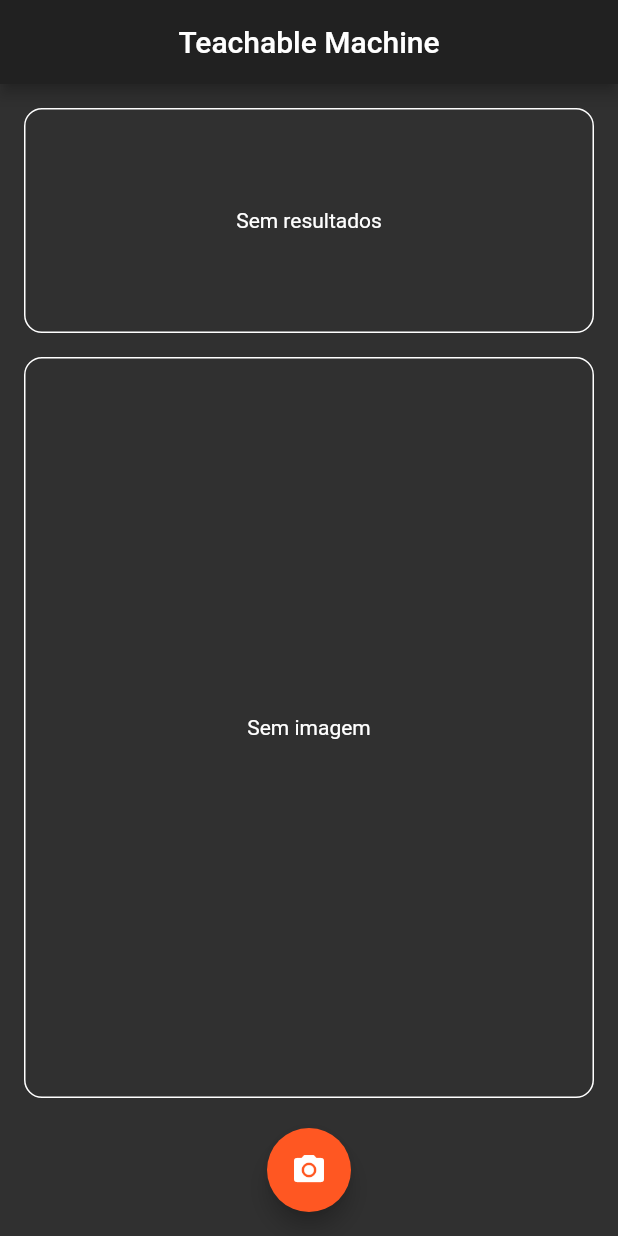
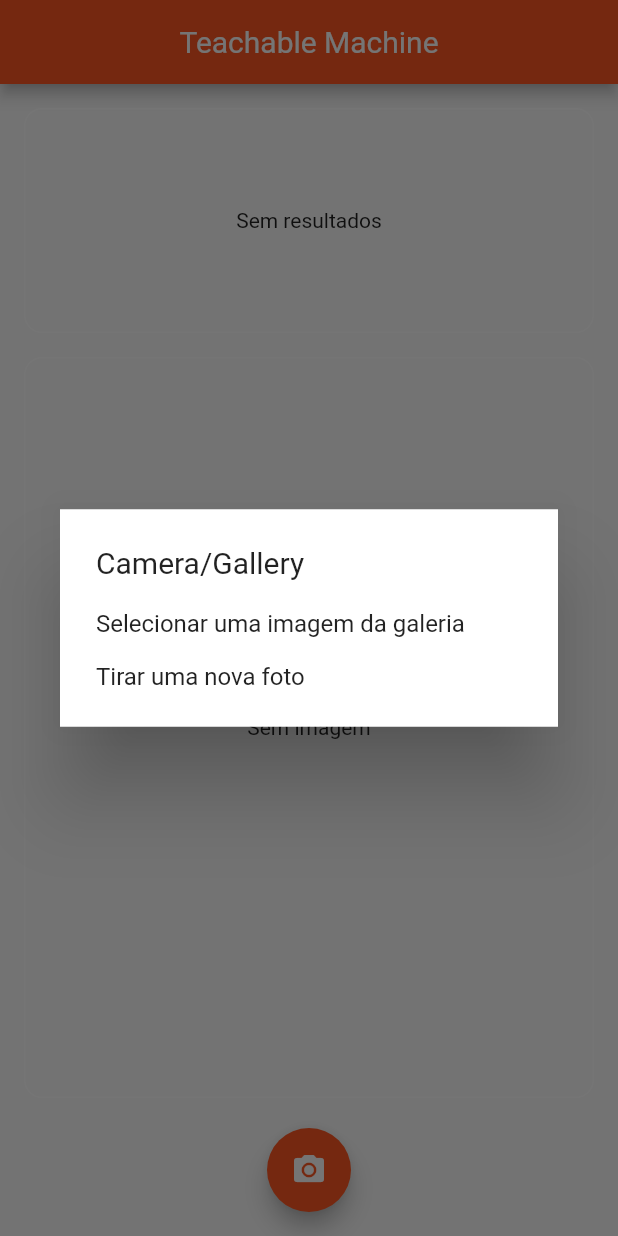
Before and after one commit to Henriqueba210/teacheble-machine-learning-flutter, a Flutter app: the screen it shows after launch, after a tap on the "photo camera" icon, on a phone screen of 412 x 824 dp. Run offline on Flutter 3.47's test engine with Material 2 defaults, Android fonts, the phone set to English and light mode, and no system bars; our stand-ins replace image_picker, percent_indicator; missing offline and left inert: tflite.

Commit message:
Feito tema do app e dialogo para selecionar tirar uma foto ou escolher uma da galeria

```diff
--- a/lib/helpers/camera_helper.dart
+++ /dev/null
@@ -1,12 +0,0 @@
-import 'dart:io';
-import 'package:image_picker/image_picker.dart';
-
-class CameraHelper {
-  static Future<File> pickImage() async {
-    var image = await ImagePicker.pickImage(source: ImageSource.camera);
-    if (image == null) {
-      return null;
-    }
-    return image;
-  }
-}
--- /dev/null
+++ b/lib/helpers/image_helper.dart
@@ -0,0 +1,20 @@
+import 'dart:io';
+import 'package:image_picker/image_picker.dart';
+
+class ImageHelper {
+  static Future<File> pickImageFromCamera() async {
+    var image = await ImagePicker.pickImage(source: ImageSource.camera);
+    if (image == null) {
+      return null;
+    }
+    return image;
+  }
+
+  static Future<File> pickImageFromGallery() async {
+    var image = await ImagePicker.pickImage(source: ImageSource.gallery);
+    if (image == null) {
+      return null;
+    }
+    return image;
+  }
+}
--- a/lib/main.dart
+++ b/lib/main.dart
@@ -1,6 +1,7 @@
 import 'package:flutter/material.dart';
 import 'package:flutter/services.dart';
 import 'package:teachable_ml/pages/home_page.dart';
+import 'package:teachable_ml/theme.dart';
 
 void main() => runApp(MyApp());
 
@@ -15,17 +16,8 @@ class MyApp extends StatelessWidget {
     return MaterialApp(
       debugShowCheckedModeBanner: false,
       title: 'TFLite (Cat or Dog)',
-      theme: _buildTheme(),
+      theme: buildTheme(),
       home: HomePage(),
     );
   }
-
-  _buildTheme() {
-    return ThemeData(
-      brightness: Brightness.dark,
-      primaryColor: Color(0xFF212121),
-      accentColor: Colors.deepOrange,
-      primarySwatch: Colors.deepOrange,
-    );
-  }
 }
--- a/lib/pages/home_page.dart
+++ b/lib/pages/home_page.dart
@@ -2,7 +2,7 @@ import 'dart:io';
 
 import 'package:flutter/material.dart';
 import 'package:percent_indicator/linear_percent_indicator.dart';
-import 'package:teachable_ml/helpers/camera_helper.dart';
+import 'package:teachable_ml/helpers/image_helper.dart';
 import 'package:teachable_ml/helpers/tflite_helper.dart';
 import 'package:teachable_ml/models/tflite_result.dart';
 
@@ -36,7 +36,7 @@ class _HomePageState extends State<HomePage> {
       ),
       floatingActionButton: FloatingActionButton(
         child: Icon(Icons.photo_camera),
-        onPressed: _pickImage,
+        onPressed: _imagePickerDialog,
       ),
       floatingActionButtonLocation: FloatingActionButtonLocation.centerFloat,
       body: SafeArea(
@@ -78,8 +78,33 @@ class _HomePageState extends State<HomePage> {
     );
   }
 
-  _pickImage() async {
-    final image = await CameraHelper.pickImage();
+  _imagePickerDialog() {
+    return showDialog(
+        context: context,
+        builder: (BuildContext context) {
+          return SimpleDialog(title: Text("Camera/Gallery"), children: <Widget>[
+            SimpleDialogOption(
+              onPressed: () async {
+                Navigator.pop(context);
+                _pickImage(false);
+              },
+              child: const Text('Selecionar uma imagem da galeria'),
+            ),
+            SimpleDialogOption(
+              onPressed: () async {
+                Navigator.pop(context);
+                _pickImage(true);
+              },
+              child: const Text('Tirar uma nova foto'),
+            ),
+          ]);
+        });
+  }
+
+  _pickImage(bool fromCamera) async {
+    final image = fromCamera
+        ? await ImageHelper.pickImageFromCamera()
+        : await ImageHelper.pickImageFromGallery();
     if (image == null) {
       return null;
     }
--- /dev/null
+++ b/lib/theme.dart
@@ -0,0 +1,490 @@
+import 'package:flutter/material.dart';
+
+buildTheme() {
+  return ThemeData(
+    primarySwatch: Colors.deepOrange,
+    brightness: Brightness.light,
+    primaryColor: Color(0xffff5722),
+    primaryColorBrightness: Brightness.dark,
+    primaryColorLight: Color(0xffffccbc),
+    primaryColorDark: Color(0xffe64a19),
+    accentColor: Color(0xffff5722),
+    accentColorBrightness: Brightness.dark,
+    canvasColor: Color(0xfffafafa),
+    scaffoldBackgroundColor: Color(0xfffafafa),
+    bottomAppBarColor: Color(0xffffffff),
+    cardColor: Color(0xffffffff),
+    dividerColor: Color(0x1f000000),
+    highlightColor: Color(0x66bcbcbc),
+    splashColor: Color(0x66c8c8c8),
+    selectedRowColor: Color(0xfff5f5f5),
+    unselectedWidgetColor: Color(0x8a000000),
+    disabledColor: Color(0x61000000),
+    buttonColor: Color(0xffe0e0e0),
+    toggleableActiveColor: Color(0xfff4511e),
+    secondaryHeaderColor: Color(0xfffbe9e7),
+    textSelectionColor: Color(0xffffab91),
+    cursorColor: Color(0xff4285f4),
+    textSelectionHandleColor: Color(0xffff8a65),
+    backgroundColor: Color(0xffffab91),
+    dialogBackgroundColor: Color(0xffffffff),
+    indicatorColor: Color(0xffff5722),
+    hintColor: Color(0x8a000000),
+    errorColor: Color(0xffd32f2f),
+    buttonTheme: ButtonThemeData(
+      textTheme: ButtonTextTheme.normal,
+      minWidth: 88,
+      height: 36,
+      padding: EdgeInsets.only(top: 0, bottom: 0, left: 16, right: 16),
+      shape: RoundedRectangleBorder(
+        side: BorderSide(
+          color: Color(0xff000000),
+          width: 0,
+          style: BorderStyle.none,
+        ),
+        borderRadius: BorderRadius.all(Radius.circular(2.0)),
+      ),
+      alignedDropdown: false,
+      buttonColor: Color(0xffe0e0e0),
+      disabledColor: Color(0x61000000),
+      highlightColor: Color(0x29000000),
+      splashColor: Color(0x1f000000),
+      focusColor: Color(0x1f000000),
+      hoverColor: Color(0x0a000000),
+      colorScheme: ColorScheme(
+        primary: Color(0xffff5722),
+        primaryVariant: Color(0xffe64a19),
+        secondary: Color(0xffff5722),
+        secondaryVariant: Color(0xffe64a19),
+        surface: Color(0xffffffff),
+        background: Color(0xffffab91),
+        error: Color(0xffd32f2f),
+        onPrimary: Color(0xffffffff),
+        onSecondary: Color(0xffffffff),
+        onSurface: Color(0xff000000),
+        onBackground: Color(0xffffffff),
+        onError: Color(0xffffffff),
+        brightness: Brightness.light,
+      ),
+    ),
+    textTheme: TextTheme(
+      headline1: TextStyle(
+        color: Color(0x8a000000),
+        fontSize: null,
+        fontWeight: FontWeight.w400,
+        fontStyle: FontStyle.normal,
+      ),
+      headline2: TextStyle(
+        color: Color(0x8a000000),
+        fontSize: null,
+        fontWeight: FontWeight.w400,
+        fontStyle: FontStyle.normal,
+      ),
+      headline3: TextStyle(
+        color: Color(0x8a000000),
+        fontSize: null,
+        fontWeight: FontWeight.w400,
+        fontStyle: FontStyle.normal,
+      ),
+      headline4: TextStyle(
+        color: Color(0x8a000000),
+        fontSize: null,
+        fontWeight: FontWeight.w400,
+        fontStyle: FontStyle.normal,
+      ),
+      headline5: TextStyle(
+        color: Color(0xdd000000),
+        fontSize: null,
+        fontWeight: FontWeight.w400,
+        fontStyle: FontStyle.normal,
+      ),
+      headline6: TextStyle(
+        color: Color(0xdd000000),
+        fontSize: null,
+        fontWeight: FontWeight.w400,
+        fontStyle: FontStyle.normal,
+      ),
+      subtitle1: TextStyle(
+        color: Color(0xdd000000),
+        fontSize: null,
+        fontWeight: FontWeight.w400,
+        fontStyle: FontStyle.normal,
+      ),
+      bodyText1: TextStyle(
+        color: Color(0xdd000000),
+        fontSize: null,
+        fontWeight: FontWeight.w400,
+        fontStyle: FontStyle.normal,
+      ),
+      bodyText2: TextStyle(
+        color: Color(0xdd000000),
+        fontSize: null,
+        fontWeight: FontWeight.w400,
+        fontStyle: FontStyle.normal,
+      ),
+      caption: TextStyle(
+        color: Color(0x8a000000),
+        fontSize: null,
+        fontWeight: FontWeight.w400,
+        fontStyle: FontStyle.normal,
+      ),
+      button: TextStyle(
+        color: Color(0xdd000000),
+        fontSize: null,
+        fontWeight: FontWeight.w400,
+        fontStyle: FontStyle.normal,
+      ),
+      subtitle2: TextStyle(
+        color: Color(0xff000000),
+        fontSize: null,
+        fontWeight: FontWeight.w400,
+        fontStyle: FontStyle.normal,
+      ),
+      overline: TextStyle(
+        color: Color(0xff000000),
+        fontSize: null,
+        fontWeight: FontWeight.w400,
+        fontStyle: FontStyle.normal,
+      ),
+    ),
+    primaryTextTheme: TextTheme(
+      headline1: TextStyle(
+        color: Color(0xb3ffffff),
+        fontSize: null,
+        fontWeight: FontWeight.w400,
+        fontStyle: FontStyle.normal,
+      ),
+      headline2: TextStyle(
+        color: Color(0xb3ffffff),
+        fontSize: null,
+        fontWeight: FontWeight.w400,
+        fontStyle: FontStyle.normal,
+      ),
+      headline3: TextStyle(
+        color: Color(0xb3ffffff),
+        fontSize: null,
+        fontWeight: FontWeight.w400,
+        fontStyle: FontStyle.normal,
+      ),
+      headline4: TextStyle(
+        color: Color(0xb3ffffff),
+        fontSize: null,
+        fontWeight: FontWeight.w400,
+        fontStyle: FontStyle.normal,
+      ),
+      headline5: TextStyle(
+        color: Color(0xffffffff),
+        fontSize: null,
+        fontWeight: FontWeight.w400,
+        fontStyle: FontStyle.normal,
+      ),
+      headline6: TextStyle(
+        color: Color(0xffffffff),
+        fontSize: null,
+        fontWeight: FontWeight.w400,
+        fontStyle: FontStyle.normal,
+      ),
+      subtitle1: TextStyle(
+        color: Color(0xffffffff),
+        fontSize: null,
+        fontWeight: FontWeight.w400,
+        fontStyle: FontStyle.normal,
+      ),
+      bodyText1: TextStyle(
+        color: Color(0xffffffff),
+        fontSize: null,
+        fontWeight: FontWeight.w400,
+        fontStyle: FontStyle.normal,
+      ),
+      bodyText2: TextStyle(
+        color: Color(0xffffffff),
+        fontSize: null,
+        fontWeight: FontWeight.w400,
+        fontStyle: FontStyle.normal,
+      ),
+      caption: TextStyle(
+        color: Color(0xb3ffffff),
+        fontSize: null,
+        fontWeight: FontWeight.w400,
+        fontStyle: FontStyle.normal,
+      ),
+      button: TextStyle(
+        color: Color(0xffffffff),
+        fontSize: null,
+        fontWeight: FontWeight.w400,
+        fontStyle: FontStyle.normal,
+      ),
+      subtitle2: TextStyle(
+        color: Color(0xffffffff),
+        fontSize: null,
+        fontWeight: FontWeight.w400,
+        fontStyle: FontStyle.normal,
+      ),
+      overline: TextStyle(
+        color: Color(0xffffffff),
+        fontSize: null,
+        fontWeight: FontWeight.w400,
+        fontStyle: FontStyle.normal,
+      ),
+    ),
+    accentTextTheme: TextTheme(
+      headline1: TextStyle(
+        color: Color(0xb3ffffff),
+        fontSize: null,
+        fontWeight: FontWeight.w400,
+        fontStyle: FontStyle.normal,
+      ),
+      headline2: TextStyle(
+        color: Color(0xb3ffffff),
+        fontSize: null,
+        fontWeight: FontWeight.w400,
+        fontStyle: FontStyle.normal,
+      ),
+      headline3: TextStyle(
+        color: Color(0xb3ffffff),
+        fontSize: null,
+        fontWeight: FontWeight.w400,
+        fontStyle: FontStyle.normal,
+      ),
+      headline4: TextStyle(
+        color: Color(0xb3ffffff),
+        fontSize: null,
+        fontWeight: FontWeight.w400,
+        fontStyle: FontStyle.normal,
+      ),
+      headline5: TextStyle(
+        color: Color(0xffffffff),
+        fontSize: null,
+        fontWeight: FontWeight.w400,
+        fontStyle: FontStyle.normal,
+      ),
+      headline6: TextStyle(
+        color: Color(0xffffffff),
+        fontSize: null,
+        fontWeight: FontWeight.w400,
+        fontStyle: FontStyle.normal,
+      ),
+      subtitle1: TextStyle(
+        color: Color(0xffffffff),
+        fontSize: null,
+        fontWeight: FontWeight.w400,
+        fontStyle: FontStyle.normal,
+      ),
+      bodyText1: TextStyle(
+        color: Color(0xffffffff),
+        fontSize: null,
+        fontWeight: FontWeight.w400,
+        fontStyle: FontStyle.normal,
+      ),
+      bodyText2: TextStyle(
+        color: Color(0xffffffff),
+        fontSize: null,
+        fontWeight: FontWeight.w400,
+        fontStyle: FontStyle.normal,
+      ),
+      caption: TextStyle(
+        color: Color(0xb3ffffff),
+        fontSize: null,
+        fontWeight: FontWeight.w400,
+        fontStyle: FontStyle.normal,
+      ),
+      button: TextStyle(
+        color: Color(0xffffffff),
+        fontSize: null,
+        fontWeight: FontWeight.w400,
+        fontStyle: FontStyle.normal,
+      ),
+      subtitle2: TextStyle(
+        color: Color(0xffffffff),
+        fontSize: null,
+        fontWeight: FontWeight.w400,
+        fontStyle: FontStyle.normal,
+      ),
+      overline: TextStyle(
+        color: Color(0xffffffff),
+        fontSize: null,
+        fontWeight: FontWeight.w400,
+        fontStyle: FontStyle.normal,
+      ),
+    ),
+    inputDecorationTheme: InputDecorationTheme(
+      labelStyle: TextStyle(
+        color: Color(0xdd000000),
+        fontSize: null,
+        fontWeight: FontWeight.w400,
+        fontStyle: FontStyle.normal,
+      ),
+      helperStyle: TextStyle(
+        color: Color(0xdd000000),
+        fontSize: null,
+        fontWeight: FontWeight.w400,
+        fontStyle: FontStyle.normal,
+      ),
+      hintStyle: TextStyle(
+        color: Color(0xdd000000),
+        fontSize: null,
+        fontWeight: FontWeight.w400,
+        fontStyle: FontStyle.normal,
+      ),
+      errorStyle: TextStyle(
+        color: Color(0xdd000000),
+        fontSize: null,
+        fontWeight: FontWeight.w400,
+        fontStyle: FontStyle.normal,
+      ),
+      errorMaxLines: null,
+      floatingLabelBehavior: FloatingLabelBehavior.always,
+      isDense: false,
+      contentPadding: EdgeInsets.only(top: 12, bottom: 12, left: 0, right: 0),
+      isCollapsed: false,
+      prefixStyle: TextStyle(
+        color: Color(0xdd000000),
+        fontSize: null,
+        fontWeight: FontWeight.w400,
+        fontStyle: FontStyle.normal,
+      ),
+      suffixStyle: TextStyle(
+        color: Color(0xdd000000),
+        fontSize: null,
+        fontWeight: FontWeight.w400,
+        fontStyle: FontStyle.normal,
+      ),
+      counterStyle: TextStyle(
+        color: Color(0xdd000000),
+        fontSize: null,
+        fontWeight: FontWeight.w400,
+        fontStyle: FontStyle.normal,
+      ),
+      filled: false,
+      fillColor: Color(0x00000000),
+      errorBorder: UnderlineInputBorder(
+        borderSide: BorderSide(
+          color: Color(0xff000000),
+          width: 1,
+          style: BorderStyle.solid,
+        ),
+        borderRadius: BorderRadius.all(Radius.circular(4.0)),
+      ),
+      focusedBorder: UnderlineInputBorder(
+        borderSide: BorderSide(
+          color: Color(0xff000000),
+          width: 1,
+          style: BorderStyle.solid,
+        ),
+        borderRadius: BorderRadius.all(Radius.circular(4.0)),
+      ),
+      focusedErrorBorder: UnderlineInputBorder(
+        borderSide: BorderSide(
+          color: Color(0xff000000),
+          width: 1,
+          style: BorderStyle.solid,
+        ),
+        borderRadius: BorderRadius.all(Radius.circular(4.0)),
+      ),
+      disabledBorder: UnderlineInputBorder(
+        borderSide: BorderSide(
+          color: Color(0xff000000),
+          width: 1,
+          style: BorderStyle.solid,
+        ),
+        borderRadius: BorderRadius.all(Radius.circular(4.0)),
+      ),
+      enabledBorder: UnderlineInputBorder(
+        borderSide: BorderSide(
+          color: Color(0xff000000),
+          width: 1,
+          style: BorderStyle.solid,
+        ),
+        borderRadius: BorderRadius.all(Radius.circular(4.0)),
+      ),
+      border: UnderlineInputBorder(
+        borderSide: BorderSide(
+          color: Color(0xff000000),
+          width: 1,
+          style: BorderStyle.solid,
+        ),
+        borderRadius: BorderRadius.all(Radius.circular(4.0)),
+      ),
+    ),
+    iconTheme: IconThemeData(
+      color: Color(0xdd000000),
+      opacity: 1,
+      size: 24,
+    ),
+    primaryIconTheme: IconThemeData(
+      color: Color(0xffffffff),
+      opacity: 1,
+      size: 24,
+    ),
+    accentIconTheme: IconThemeData(
+      color: Color(0xffffffff),
+      opacity: 1,
+      size: 24,
+    ),
+    sliderTheme: SliderThemeData(
+      activeTrackColor: null,
+      inactiveTrackColor: null,
+      disabledActiveTrackColor: null,
+      disabledInactiveTrackColor: null,
+      activeTickMarkColor: null,
+      inactiveTickMarkColor: null,
+      disabledActiveTickMarkColor: null,
+      disabledInactiveTickMarkColor: null,
+      thumbColor: null,
+      disabledThumbColor: null,
+      thumbShape: null,
+      overlayColor: null,
+      valueIndicatorColor: null,
+      valueIndicatorShape: null,
+      showValueIndicator: null,
+      valueIndicatorTextStyle: TextStyle(
+        color: Color(0xffffffff),
+        fontSize: null,
+        fontWeight: FontWeight.w400,
+        fontStyle: FontStyle.normal,
+      ),
+    ),
+    tabBarTheme: TabBarTheme(
+      indicatorSize: TabBarIndicatorSize.tab,
+      labelColor: Color(0xffffffff),
+      unselectedLabelColor: Color(0xb2ffffff),
+    ),
+    chipTheme: ChipThemeData(
+      backgroundColor: Color(0x1f000000),
+      brightness: Brightness.light,
+      deleteIconColor: Color(0xde000000),
+      disabledColor: Color(0x0c000000),
+      labelPadding: EdgeInsets.only(top: 0, bottom: 0, left: 8, right: 8),
+      labelStyle: TextStyle(
+        color: Color(0xde000000),
+        fontSize: null,
+        fontWeight: FontWeight.w400,
+        fontStyle: FontStyle.normal,
+      ),
+      padding: EdgeInsets.only(top: 4, bottom: 4, left: 4, right: 4),
+      secondaryLabelStyle: TextStyle(
+        color: Color(0x3d000000),
+        fontSize: null,
+        fontWeight: FontWeight.w400,
+        fontStyle: FontStyle.normal,
+      ),
+      secondarySelectedColor: Color(0x3dff5722),
+      selectedColor: Color(0x3d000000),
+      shape: StadiumBorder(
+          side: BorderSide(
+        color: Color(0xff000000),
+        width: 0,
+        style: BorderStyle.none,
+      )),
+    ),
+    dialogTheme: DialogTheme(
+        shape: RoundedRectangleBorder(
+      side: BorderSide(
+        color: Color(0xff000000),
+        width: 0,
+        style: BorderStyle.none,
+      ),
+      borderRadius: BorderRadius.all(Radius.circular(0.0)),
+    )),
+  );
+}
```
Also changed, not shown: 1 other file.
